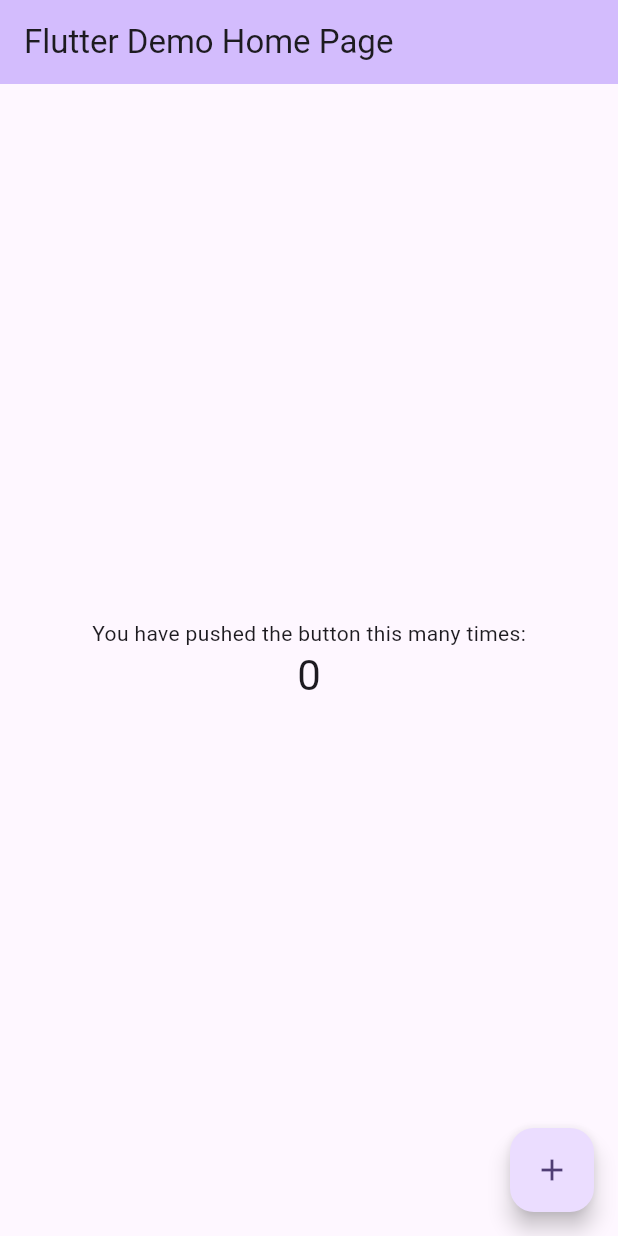
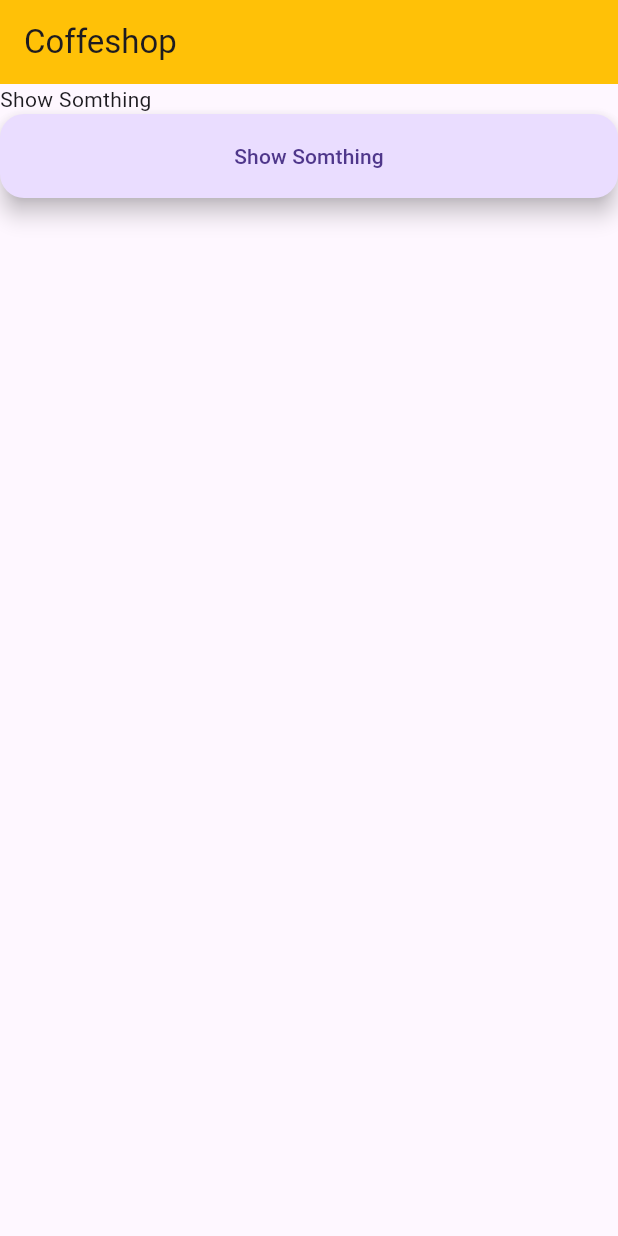
Before and after one commit to AissamOu20/coffe_shop, a Flutter app: the screen it shows after launch, on a phone screen of 412 x 824 dp. Run offline on Flutter 3.47's test engine with Material 3 defaults, Android fonts, the phone set to English and light mode, and no system bars.

Commit message:
menor changes

```diff
--- a/lib/main.dart
+++ b/lib/main.dart
@@ -1,4 +1,6 @@
 import 'package:flutter/material.dart';
+
+import 'screens/home.dart';
 
 void main() {
   runApp(const MyApp());
@@ -10,116 +12,7 @@ class MyApp extends StatelessWidget {
   // This widget is the root of your application.
   @override
   Widget build(BuildContext context) {
-    return MaterialApp(
-      title: 'Flutter Demo',
-      theme: ThemeData(
-        // This is the theme of your application.
-        //
-        // TRY THIS: Try running your application with "flutter run". You'll see
-        // the application has a purple toolbar. Then, without quitting the app,
-        // try changing the seedColor in the colorScheme below to Colors.green
-        // and then invoke "hot reload" (save your changes or press the "hot
-        // reload" button in a Flutter-supported IDE, or press "r" if you used
-        // the command line to start the app).
-        //
-        // Notice that the counter didn't reset back to zero; the application
-        // state is not lost during the reload. To reset the state, use hot
-        // restart instead.
-        //
-        // This works for code too, not just values: Most code changes can be
-        // tested with just a hot reload.
-        colorScheme: ColorScheme.fromSeed(seedColor: Colors.deepPurple),
-        useMaterial3: true,
-      ),
-      home: const MyHomePage(title: 'Flutter Demo Home Page'),
-    );
+    return const MaterialApp(
+        title: 'Flutter Demo', debugShowCheckedModeBanner: false, home: Home());
   }
 }
-
-class MyHomePage extends StatefulWidget {
-  const MyHomePage({super.key, required this.title});
-
-  // This widget is the home page of your application. It is stateful, meaning
-  // that it has a State object (defined below) that contains fields that affect
-  // how it looks.
-
-  // This class is the configuration for the state. It holds the values (in this
-  // case the title) provided by the parent (in this case the App widget) and
-  // used by the build method of the State. Fields in a Widget subclass are
-  // always marked "final".
-
-  final String title;
-
-  @override
-  State<MyHomePage> createState() => _MyHomePageState();
-}
-
-class _MyHomePageState extends State<MyHomePage> {
-  int _counter = 0;
-
-  void _incrementCounter() {
-    setState(() {
-      // This call to setState tells the Flutter framework that something has
-      // changed in this State, which causes it to rerun the build method below
-      // so that the display can reflect the updated values. If we changed
-      // _counter without calling setState(), then the build method would not be
-      // called again, and so nothing would appear to happen.
-      _counter++;
-    });
-  }
-
-  @override
-  Widget build(BuildContext context) {
-    // This method is rerun every time setState is called, for instance as done
-    // by the _incrementCounter method above.
-    //
-    // The Flutter framework has been optimized to make rerunning build methods
-    // fast, so that you can just rebuild anything that needs updating rather
-    // than having to individually change instances of widgets.
-    return Scaffold(
-      appBar: AppBar(
-        // TRY THIS: Try changing the color here to a specific color (to
-        // Colors.amber, perhaps?) and trigger a hot reload to see the AppBar
-        // change color while the other colors stay the same.
-        backgroundColor: Theme.of(context).colorScheme.inversePrimary,
-        // Here we take the value from the MyHomePage object that was created by
-        // the App.build method, and use it to set our appbar title.
-        title: Text(widget.title),
-      ),
-      body: Center(
-        // Center is a layout widget. It takes a single child and positions it
-        // in the middle of the parent.
-        child: Column(
-          // Column is also a layout widget. It takes a list of children and
-          // arranges them vertically. By default, it sizes itself to fit its
-          // children horizontally, and tries to be as tall as its parent.
-          //
-          // Column has various properties to control how it sizes itself and
-          // how it positions its children. Here we use mainAxisAlignment to
-          // center the children vertically; the main axis here is the vertical
-          // axis because Columns are vertical (the cross axis would be
-          // horizontal).
-          //
-          // TRY THIS: Invoke "debug painting" (choose the "Toggle Debug Paint"
-          // action in the IDE, or press "p" in the console), to see the
-          // wireframe for each widget.
-          mainAxisAlignment: MainAxisAlignment.center,
-          children: <Widget>[
-            const Text(
-              'You have pushed the button this many times:',
-            ),
-            Text(
-              '$_counter',
-              style: Theme.of(context).textTheme.headlineMedium,
-            ),
-          ],
-        ),
-      ),
-      floatingActionButton: FloatingActionButton(
-        onPressed: _incrementCounter,
-        tooltip: 'Increment',
-        child: const Icon(Icons.add),
-      ), // This trailing comma makes auto-formatting nicer for build methods.
-    );
-  }
-}
--- /dev/null
+++ b/lib/screens/home.dart
@@ -0,0 +1,50 @@
+// ignore_for_file: prefer_const_literals_to_create_immutables, prefer_const_constructors
+
+import 'package:flutter/material.dart';
+import 'package:provider/provider.dart';
+
+class Home extends StatelessWidget {
+  const Home({super.key});
+
+  @override
+  Widget build(BuildContext context) {
+    return ChangeNotifierProvider(
+      create: (context) => Provone(),
+      child: Scaffold(
+          appBar: AppBar(
+            backgroundColor: Colors.amber,
+            title: Text(
+              'Coffeshop',
+            ),
+          ),
+          body: ListView(
+            children: <Widget>[
+              Consumer<Provone>(
+                builder: (context, provone, child) {
+                  return Text(provone.text);
+                },
+              ),
+              Consumer<Provone>(builder: (context, provone, child) {
+                return FloatingActionButton(
+                  onPressed: () {
+                    provone.showsomting();
+                  },
+                  child: Text(provone.text),
+                );
+              })
+            ],
+          )),
+    );
+  }
+}
+
+class Provone extends ChangeNotifier {
+  String text = 'Show Somthing';
+  Color color = Colors.black;
+  showsomting() {
+    text = 'provider on';
+    color = Colors.amber;
+
+    notifyListeners();
+  }
+}
--- /dev/null
+++ b/lib/theme/theme.dart
@@ -0,0 +1,3 @@
+import 'package:flutter/material.dart';
+
+var backgroundcolor = Colors.grey[300];
```
Also changed, not shown: pubspec.yaml (+6 -7 lines), lib/models/user.dart (added), pubspec.lock, 1 other file.
